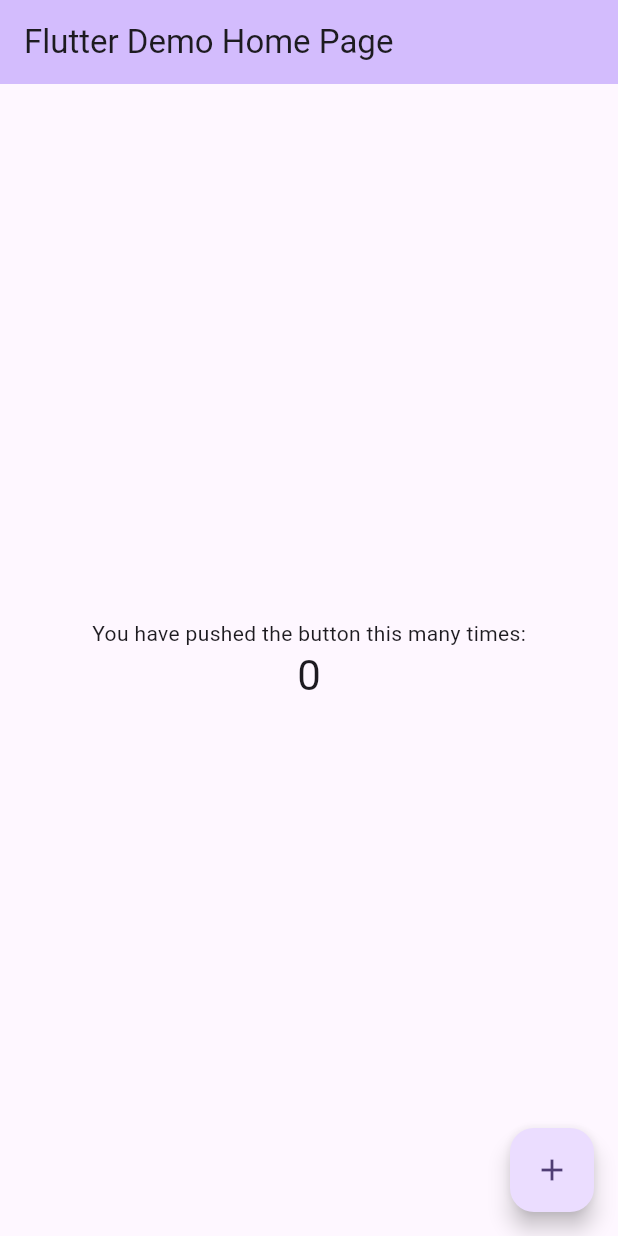
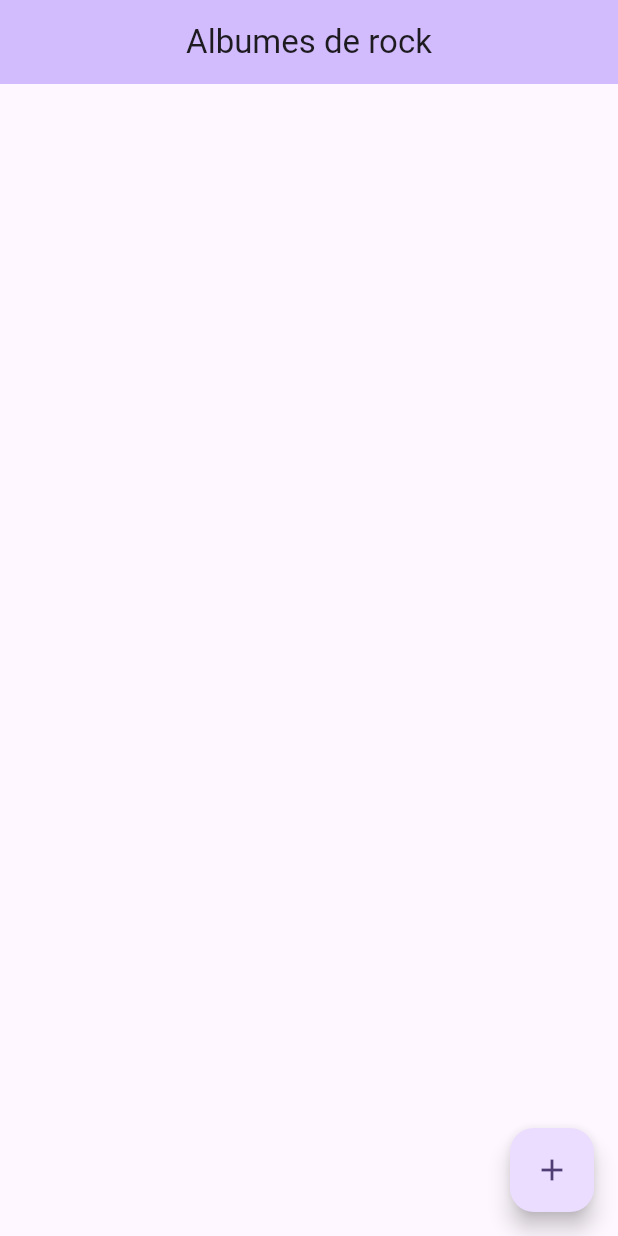
Before and after one commit to crafael23/Examen3, a Flutter app: the screen it shows after launch, on a phone screen of 412 x 824 dp. Run offline on Flutter 3.47's test engine with Material 3 defaults, Android fonts, the phone set to English and light mode, and no system bars; our stand-ins replace cloud_firestore, firebase_core; accounts and stored records are empty.

```diff
--- a/analysis_options.yaml
+++ b/analysis_options.yaml
@@ -7,6 +7,9 @@
 
 # The following line activates a set of recommended lints for Flutter apps,
 # packages, and plugins designed to encourage good coding practices.
+analyzer:
+  errors:
+    prefer_const_constructors: ignore
 include: package:flutter_lints/flutter.yaml
 
 linter:
--- a/lib/main.dart
+++ b/lib/main.dart
@@ -1,7 +1,16 @@
+import 'package:examen3/widgets/home_page.dart';
+import 'package:firebase_core/firebase_core.dart';
 import 'package:flutter/material.dart';
 
-void main() {
-  runApp(const MyApp());
+import 'firebase_options.dart';
+import 'widgets/add_album_page.dart';
+
+void main() async {
+  WidgetsFlutterBinding.ensureInitialized();
+  await Firebase.initializeApp(
+    options: DefaultFirebaseOptions.currentPlatform,
+  );
+  runApp(MyApp());
 }
 
 class MyApp extends StatelessWidget {
@@ -13,113 +22,16 @@ class MyApp extends StatelessWidget {
     return MaterialApp(
       title: 'Flutter Demo',
       theme: ThemeData(
-        // This is the theme of your application.
-        //
-        // TRY THIS: Try running your application with "flutter run". You'll see
-        // the application has a purple toolbar. Then, without quitting the app,
-        // try changing the seedColor in the colorScheme below to Colors.green
-        // and then invoke "hot reload" (save your changes or press the "hot
-        // reload" button in a Flutter-supported IDE, or press "r" if you used
-        // the command line to start the app).
-        //
-        // Notice that the counter didn't reset back to zero; the application
-        // state is not lost during the reload. To reset the state, use hot
-        // restart instead.
-        //
-        // This works for code too, not just values: Most code changes can be
-        // tested with just a hot reload.
+
         colorScheme: ColorScheme.fromSeed(seedColor: Colors.deepPurple),
         useMaterial3: true,
       ),
-      home: const MyHomePage(title: 'Flutter Demo Home Page'),
+      debugShowCheckedModeBanner: false,
+      home:  HomePage(),
+      routes: {
+        '/home': (context) => HomePage(),
+        '/addAlbum': (context) => AddAlbumPage(),
+      },
     );
   }
 }
-
-class MyHomePage extends StatefulWidget {
-  const MyHomePage({super.key, required this.title});
-
-  // This widget is the home page of your application. It is stateful, meaning
-  // that it has a State object (defined below) that contains fields that affect
-  // how it looks.
-
-  // This class is the configuration for the state. It holds the values (in this
-  // case the title) provided by the parent (in this case the App widget) and
-  // used by the build method of the State. Fields in a Widget subclass are
-  // always marked "final".
-
-  final String title;
-
-  @override
-  State<MyHomePage> createState() => _MyHomePageState();
-}
-
-class _MyHomePageState extends State<MyHomePage> {
-  int _counter = 0;
-
-  void _incrementCounter() {
-    setState(() {
-      // This call to setState tells the Flutter framework that something has
-      // changed in this State, which causes it to rerun the build method below
-      // so that the display can reflect the updated values. If we changed
-      // _counter without calling setState(), then the build method would not be
-      // called again, and so nothing would appear to happen.
-      _counter++;
-    });
-  }
-
-  @override
-  Widget build(BuildContext context) {
-    // This method is rerun every time setState is called, for instance as done
-    // by the _incrementCounter method above.
-    //
-    // The Flutter framework has been optimized to make rerunning build methods
-    // fast, so that you can just rebuild anything that needs updating rather
-    // than having to individually change instances of widgets.
-    return Scaffold(
-      appBar: AppBar(
-        // TRY THIS: Try changing the color here to a specific color (to
-        // Colors.amber, perhaps?) and trigger a hot reload to see the AppBar
-        // change color while the other colors stay the same.
-        backgroundColor: Theme.of(context).colorScheme.inversePrimary,
-        // Here we take the value from the MyHomePage object that was created by
-        // the App.build method, and use it to set our appbar title.
-        title: Text(widget.title),
-      ),
-      body: Center(
-        // Center is a layout widget. It takes a single child and positions it
-        // in the middle of the parent.
-        child: Column(
-          // Column is also a layout widget. It takes a list of children and
-          // arranges them vertically. By default, it sizes itself to fit its
-          // children horizontally, and tries to be as tall as its parent.
-          //
-          // Column has various properties to control how it sizes itself and
-          // how it positions its children. Here we use mainAxisAlignment to
-          // center the children vertically; the main axis here is the vertical
-          // axis because Columns are vertical (the cross axis would be
-          // horizontal).
-          //
-          // TRY THIS: Invoke "debug painting" (choose the "Toggle Debug Paint"
-          // action in the IDE, or press "p" in the console), to see the
-          // wireframe for each widget.
-          mainAxisAlignment: MainAxisAlignment.center,
-          children: <Widget>[
-            const Text(
-              'You have pushed the button this many times:',
-            ),
-            Text(
-              '$_counter',
-              style: Theme.of(context).textTheme.headlineMedium,
-            ),
-          ],
-        ),
-      ),
-      floatingActionButton: FloatingActionButton(
-        onPressed: _incrementCounter,
-        tooltip: 'Increment',
-        child: const Icon(Icons.add),
-      ), // This trailing comma makes auto-formatting nicer for build methods.
-    );
-  }
-}
--- /dev/null
+++ b/lib/widgets/home_page.dart
@@ -0,0 +1,57 @@
+import 'package:cloud_firestore/cloud_firestore.dart';
+import 'package:flutter/material.dart';
+
+class HomePage extends StatelessWidget {
+  const HomePage({super.key});
+
+  @override
+  Widget build(BuildContext context) {
+    final albumesRef = FirebaseFirestore.instance.collection('albumesCV');
+    return Scaffold(
+      appBar: AppBar(
+        backgroundColor: Theme.of(context).colorScheme.inversePrimary,
+        title: const Text('Albumes de rock'),
+        centerTitle: true,
+      ),
+      body: StreamBuilder(
+        stream: albumesRef.snapshots(),
+        builder: ((BuildContext conext,
+            AsyncSnapshot<QuerySnapshot<Map<String, dynamic>>> snapshot) {
+          if (!snapshot.hasData) {
+            return const Center(
+              child: CircularProgressIndicator(),
+            );
+          }
+
+          if (snapshot.hasError) {
+            return Center(
+              child: Text('Error: ${snapshot.error}'),
+            );
+          }
+
+          final query = snapshot.data;
+
+          final listaAlbumes = query!.docs;
+
+          return ListView.builder(
+              itemCount: listaAlbumes.length,
+              itemBuilder: (BuildContext context, int index) {
+                return ListTile(
+                    title: Text("Nombre de Album: "+listaAlbumes[index]['nombreAlbum']),
+                    subtitle: Text("Nombre de la banda: "+ listaAlbumes[index]['nombreBanda']),
+                    trailing: Text("Año: " + listaAlbumes[index]['anioLanzamiento']));
+
+
+              });
+        }),
+      ),
+      floatingActionButton: FloatingActionButton(
+        onPressed: () {
+          Navigator.pushNamed(context, '/addAlbum');
+        },
+        tooltip: 'Increment',
+        child: const Icon(Icons.add),
+      ),
+    );
+  }
+}
--- a/pubspec.yaml
+++ b/pubspec.yaml
@@ -36,6 +36,7 @@ dependencies:
   # Use with the CupertinoIcons class for iOS style icons.
   cupertino_icons: ^1.0.6
   firebase_core: ^3.3.0
+  cloud_firestore: ^5.2.1
 
 dev_dependencies:
   flutter_test:
```
Also changed, not shown: lib/widgets/add_album_page.dart (added, +151 -0 lines), lib/album_class.dart (added), pubspec.lock, 3 other files.
